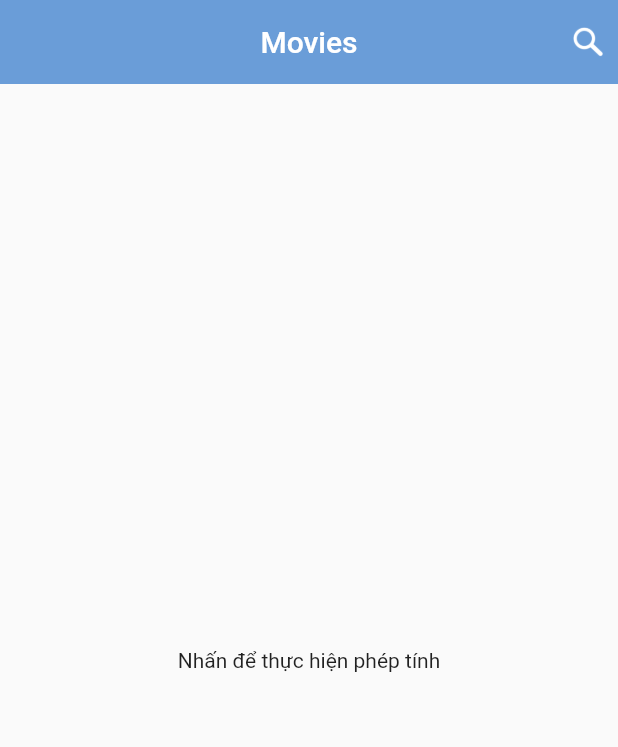
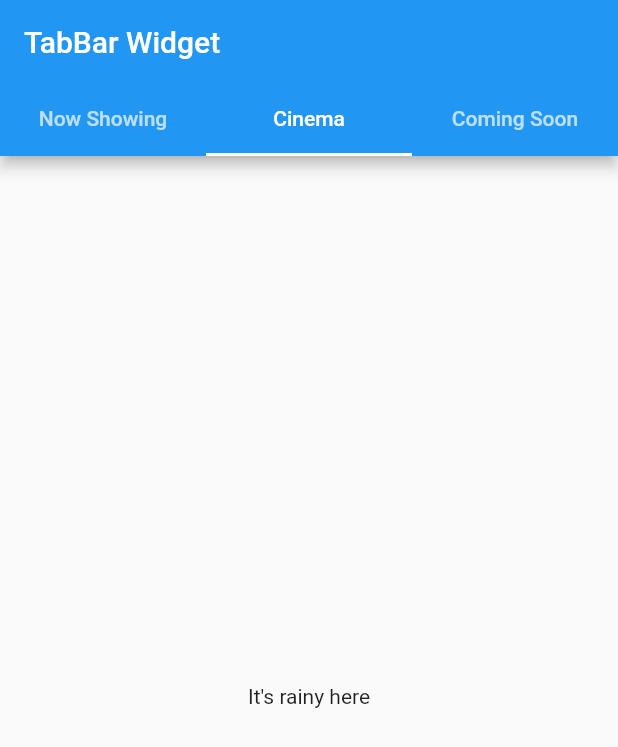
Before and after one commit to trangnt2304/movie_app, a Flutter app: the screen it shows after launch, on a phone screen of 412 x 824 dp. Shown: the top 747 px of the screen. Run offline on Flutter 3.47's test engine with Material 2 defaults, Android fonts, the phone set to English and light mode, and no system bars; our stand-ins replace bloc, get_it.

Commit message:
fearture/Home_Screen

```diff
--- a/lib/presentation/journey/home/home_widget.dart
+++ b/lib/presentation/journey/home/home_widget.dart
@@ -1,19 +1,41 @@
 import 'package:flutter/material.dart';
-import 'package:movie_app/presentation/widget/scaffold_widget.dart';
+import 'package:movie_app/presentation/journey/home/widget/cinema_widget.dart';
+import 'package:movie_app/presentation/journey/home/widget/comming_soon_widget.dart';
+import 'package:movie_app/presentation/journey/home/widget/now_showing_widget.dart';
 
-class MyHomePage extends StatelessWidget{
+class MyHomePage extends StatelessWidget {
+  MyHomePage({Key? key}) : super(key: key);
+  final PageController controller = PageController();
 
-  const MyHomePage({Key?key}) : super(key: key);
   @override
   Widget build(BuildContext context) {
-    return ScaffoldWidget(
-      child: Column(
-        mainAxisAlignment: MainAxisAlignment.center,
-        children: <Widget>[
-          const Text(
-            'Nhấn để thực hiện phép tính',
+    return DefaultTabController(
+      initialIndex: 1,
+      length: 3,
+      child: Scaffold(
+        appBar: AppBar(
+          title: const Text('TabBar Widget'),
+          bottom: const TabBar(
+            tabs: <Widget>[
+              Tab(
+                text: "Now Showing",
+              ),
+              Tab(
+                text: "Cinema",
+              ),
+              Tab(
+                text: "Coming Soon",
+              ),
+            ],
           ),
-        ],
+        ),
+        body: TabBarView(
+          children: <Widget>[
+            NowShowingWidget(controller: controller),
+            CinemaWidget(),
+            CommingSoonWidget(),
+          ],
+        ),
       ),
     );
   }
--- /dev/null
+++ b/lib/presentation/journey/home/widget/cinema_widget.dart
@@ -0,0 +1,14 @@
+import 'package:flutter/material.dart';
+
+class CinemaWidget extends StatelessWidget {
+  const CinemaWidget({
+    Key? key,
+  }) : super(key: key);
+
+  @override
+  Widget build(BuildContext context) {
+    return Center(
+      child: Text("It's rainy here"),
+    );
+  }
+}
--- /dev/null
+++ b/lib/presentation/journey/home/widget/comming_soon_widget.dart
@@ -0,0 +1,14 @@
+import 'package:flutter/material.dart';
+
+class CommingSoonWidget extends StatelessWidget {
+  const CommingSoonWidget({
+    Key? key,
+  }) : super(key: key);
+
+  @override
+  Widget build(BuildContext context) {
+    return Center(
+      child: Text("It's sunny here"),
+    );
+  }
+}
--- a/lib/presentation/my_app.dart
+++ b/lib/presentation/my_app.dart
@@ -10,7 +10,7 @@ class MyApp extends StatelessWidget {
       theme: ThemeData(
         primarySwatch: Colors.blue,
       ),
-      home: const MyHomePage(),
+      home: MyHomePage(),
     );
   }
 }
--- a/pubspec.yaml
+++ b/pubspec.yaml
@@ -39,6 +39,7 @@ dependencies:
   equatable: ^2.0.3
   get_it: ^7.2.0
   url_launcher: ^6.1.2
+  carousel_slider: ^4.1.1
 
 dev_dependencies:
   flutter_test:
```
Also changed, not shown: lib/presentation/journey/home/widget/now_showing_widget.dart (added, +25 -0 lines), pubspec.lock, 4 other files.
